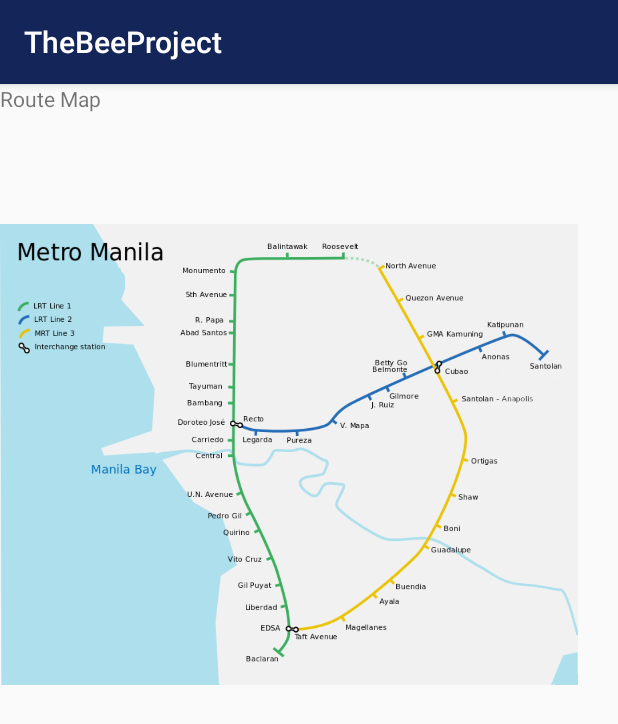
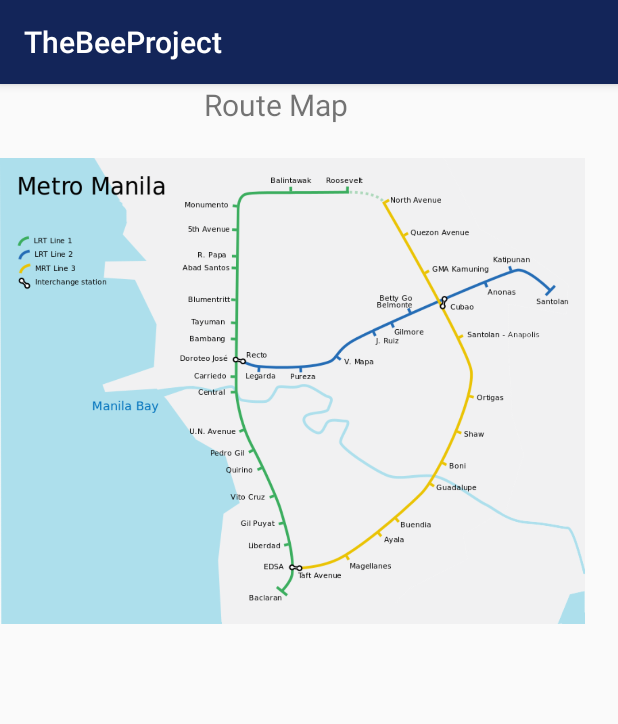
Before and after one commit to MasterButler/THEBEEPROJECT, an Android app: the TransitActivity screen opened directly, with no data from a screen before it, on a phone screen of 412 x 824 dp. Shown: the top 724 px of the screen. Run offline under Robolectric (Android 15) with nearby library versions, the phone set to English and light mode, and no system bars.

Commit message:
With Game Assets (Not done)

```diff
--- a/app/src/main/AndroidManifest.xml
+++ b/app/src/main/AndroidManifest.xml
@@ -28,7 +28,8 @@
         </activity>
         <activity android:name=".FeedbackActivity" />
         <activity android:name=".CardsActivity" />
-        <activity android:name=".TransitActivity"></activity>
+        <activity android:name=".TransitActivity" />
+        <activity android:name=".BeepCityActivity"></activity>
     </application>
 
 </manifest>
--- a/app/src/main/java/ph/edu/mobapde/meditake/thebeeproject/util/DrawerUtil.java
+++ b/app/src/main/java/ph/edu/mobapde/meditake/thebeeproject/util/DrawerUtil.java
@@ -9,6 +9,7 @@ import android.widget.Toast;
 import ph.edu.mobapde.meditake.thebeeproject.FeedbackActivity;
 import ph.edu.mobapde.meditake.thebeeproject.HomeActivity;
 import ph.edu.mobapde.meditake.thebeeproject.R;
+import ph.edu.mobapde.meditake.thebeeproject.TransitActivity;
 
 /**
  * Created by Winfred Villaluna on 10/20/2017.
@@ -29,6 +30,9 @@ public class DrawerUtil {
             case R.id.nav_presents:
                 break;
             case R.id.nav_train:
+                i = new Intent();
+                i.setClass(activity.getBaseContext(), TransitActivity.class);
+                activity.startActivity(i);
                 break;
             case R.id.nav_feedback:
                 i = new Intent();
--- a/app/src/main/res/layout/activity_transit.xml
+++ b/app/src/main/res/layout/activity_transit.xml
@@ -8,17 +8,19 @@
 
     <TextView
         android:id="@+id/textView4"
-        android:layout_width="wrap_content"
+        android:layout_width="368dp"
         android:layout_height="wrap_content"
+        android:gravity="center_horizontal"
         android:text="Route Map"
-        tools:layout_editor_absoluteX="16dp"
-        tools:layout_editor_absoluteY="27dp" />
+        android:textSize="20sp"
+        tools:layout_editor_absoluteX="8dp"
+        tools:layout_editor_absoluteY="16dp" />
 
     <ImageView
         android:id="@+id/imageView3"
-        android:layout_width="385dp"
-        android:layout_height="494dp"
+        android:layout_width="390dp"
+        android:layout_height="409dp"
         app:srcCompat="@drawable/transit1"
-        tools:layout_editor_absoluteX="0dp"
-        tools:layout_editor_absoluteY="27dp" />
+        tools:layout_editor_absoluteX="-3dp"
+        tools:layout_editor_absoluteY="40dp" />
 </android.support.constraint.ConstraintLayout>
--- a/app/src/main/res/layout/content_home.xml
+++ b/app/src/main/res/layout/content_home.xml
@@ -12,7 +12,7 @@
         android:id="@+id/imageButton"
         android:layout_width="386dp"
         android:layout_height="153dp"
-        app:srcCompat="@drawable/beep-card"
+        app:srcCompat="@drawable/beep_card"
         tools:layout_editor_absoluteX="-1dp"
         tools:layout_editor_absoluteY="-8dp" />
 
```
Also changed, not shown: app/src/main/res/drawable-xxxhdpi/blue.png (added), app/src/main/res/drawable-xxxhdpi/house.png (added), app/src/main/res/drawable-xxxhdpi/mcdo.png (added), app/src/main/res/drawable/beep_card.png (renamed from app/src/main/res/drawable/beep-card.png), 1 other file.
